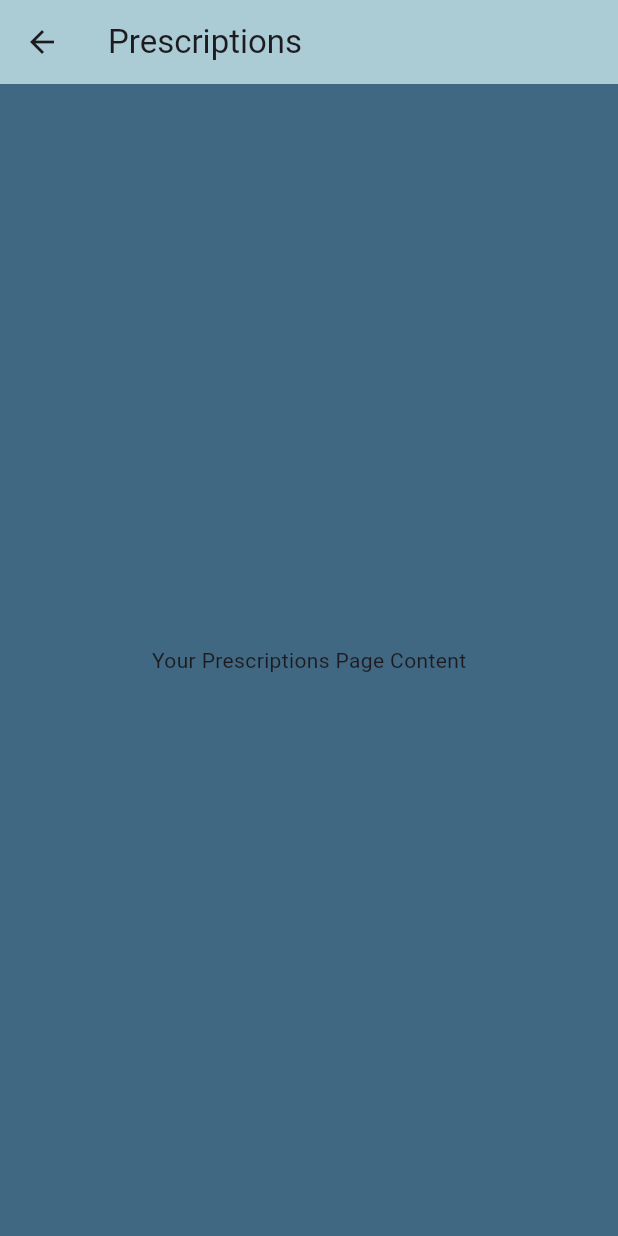
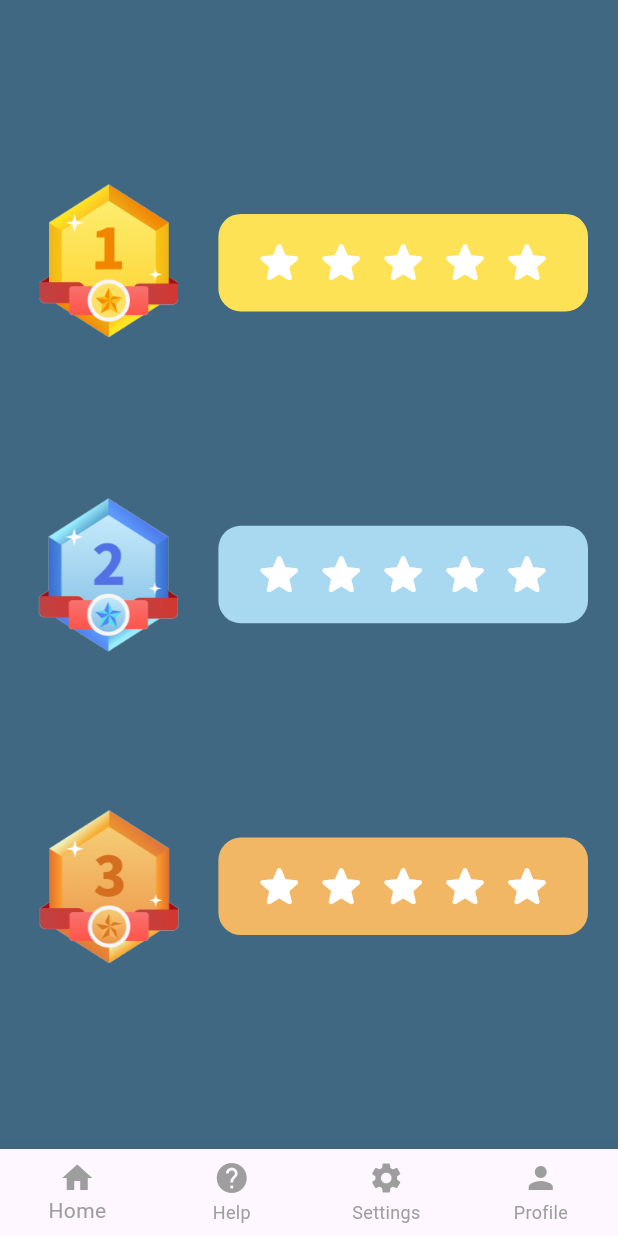
Before and after one commit to omarsaqr12/MedDigi_g, a Flutter app: the PrescriptionsPage screen opened directly, on a phone screen of 412 x 824 dp. Run offline on Flutter 3.47's test engine with Material 3 defaults, Android fonts, the phone set to English and light mode, and no system bars; our stand-ins replace image_picker.

Commit message:
Added Prescription main menu

```diff
--- a/lib/screens/cases_and_levels/cosmotics.dart
+++ /dev/null
@@ -1,20 +0,0 @@
-import 'package:flutter/material.dart';
-
-class CosmoticsPage extends StatefulWidget {
-  @override
-  _CosmoticsPageState createState() => _CosmoticsPageState();
-}
-
-class _CosmoticsPageState extends State<CosmoticsPage> {
-  @override
-  Widget build(BuildContext context) {
-    return Scaffold(
-      appBar: AppBar(
-        title: Text('Cosmotics'),
-      ),
-      body: Center(
-        child: Text('Your Cosmotics Page Content'),
-      ),
-    );
-  }
-}
--- a/lib/screens/cases_and_levels/prescriptions.dart
+++ /dev/null
@@ -1,20 +0,0 @@
-import 'package:flutter/material.dart';
-
-class PrescriptionsPage extends StatefulWidget {
-  @override
-  _PrescriptionsPageState createState() => _PrescriptionsPageState();
-}
-
-class _PrescriptionsPageState extends State<PrescriptionsPage> {
-  @override
-  Widget build(BuildContext context) {
-    return Scaffold(
-      appBar: AppBar(
-        title: Text('Prescriptions'),
-      ),
-      body: Center(
-        child: Text('Your Prescriptions Page Content'),
-      ),
-    );
-  }
-}
--- /dev/null
+++ b/lib/screens/cases_and_levels/prescriptions/prescriptions.dart
@@ -0,0 +1,177 @@
+import 'package:flutter/material.dart';
+import 'package:medigi_verse_g/screens/home.dart';
+import 'package:medigi_verse_g/screens/help.dart';
+import 'package:medigi_verse_g/screens/settings.dart';
+import 'package:medigi_verse_g/screens/profile.dart';
+import 'package:medigi_verse_g/screens/cases_and_levels/prescriptions/prescription_main_menu.dart';
+
+class PrescriptionsPage extends StatefulWidget {
+  @override
+  _PrescriptionsPageState createState() => _PrescriptionsPageState();
+}
+
+class _PrescriptionsPageState extends State<PrescriptionsPage> {
+  final List<Widget> _pages = [
+    HomePage(),
+    HelpPage(),
+    SettingsPage(),
+    ProfilePage(),
+  ];
+
+  @override
+  Widget build(BuildContext context) {
+    return Scaffold(
+      body: const SafeArea(
+        child: Center(
+          child: Padding(
+            padding: EdgeInsets.all(20.0),
+            child: Column(
+              mainAxisAlignment: MainAxisAlignment.spaceEvenly,
+              crossAxisAlignment: CrossAxisAlignment.stretch,
+              children: [
+                LevelWidget(
+                  imgNumber: 1,
+                  containerColor: Color(0xFFFDE256),
+                  levelNumber: 1,
+                ),
+                LevelWidget(
+                  imgNumber: 2,
+                  containerColor: Color(0xFFA9D8F1),
+                  levelNumber: 2,
+                ),
+                LevelWidget(
+                  imgNumber: 3,
+                  containerColor: Color(0xFFF2B764),
+                  levelNumber: 3,
+                ),
+              ],
+            ),
+          ),
+        ),
+      ),
+      bottomNavigationBar: BottomNavigationBar(
+        type: BottomNavigationBarType.fixed,
+        items: const <BottomNavigationBarItem>[
+          BottomNavigationBarItem(
+            icon: Icon(Icons.home),
+            label: 'Home',
+          ),
+          BottomNavigationBarItem(
+            icon: Icon(Icons.help),
+            label: 'Help',
+          ),
+          BottomNavigationBarItem(
+            icon: Icon(Icons.settings),
+            label: 'Settings',
+          ),
+          BottomNavigationBarItem(
+            icon: Icon(Icons.person),
+            label: 'Profile',
+          ),
+        ],
+        selectedItemColor: Colors.grey,
+        unselectedItemColor: Colors.grey,
+        onTap: (index) {
+          Navigator.pushReplacement(
+            context,
+            MaterialPageRoute(builder: (context) => _pages[index]),
+          );
+        },
+      ),
+    );
+  }
+}
+
+class LevelWidget extends StatelessWidget {
+  final int imgNumber;
+  final Color containerColor;
+  final int levelNumber;
+
+  const LevelWidget({
+    Key? key,
+    required this.imgNumber,
+    required this.containerColor,
+    required this.levelNumber,
+  }) : super(key: key);
+
+  @override
+  Widget build(BuildContext context) {
+    return Row(
+      children: [
+        Expanded(
+          flex: 3,
+          child: GestureDetector(
+            onTap: () {
+              Navigator.pushReplacement(
+                context,
+                MaterialPageRoute(
+                  builder: (context) =>
+                      PrescriptionMainMenuPage(levelNumber: levelNumber),
+                ),
+              );
+            },
+            child: Image.asset(
+              'assets/level$imgNumber.png',
+            ),
+          ),
+        ),
+        const SizedBox(
+          width: 20.0,
+        ),
+        Expanded(
+          flex: 7,
+          child: Container(
+            padding:
+                const EdgeInsets.symmetric(vertical: 15.0, horizontal: 20.0),
+            decoration: BoxDecoration(
+              color: containerColor,
+              borderRadius: const BorderRadius.all(
+                Radius.circular(15.0),
+              ),
+            ),
+            child: const Row(
+              mainAxisAlignment: MainAxisAlignment.center,
+              children: [
+                Expanded(
+                  child: Icon(
+                    Icons.star_rounded,
+                    color: Colors.white,
+                    size: 35.0,
+                  ),
+                ),
+                Expanded(
+                  child: Icon(
+                    Icons.star_rounded,
+                    color: Colors.white,
+                    size: 35.0,
+                  ),
+                ),
+                Expanded(
+                  child: Icon(
+                    Icons.star_rounded,
+                    color: Colors.white,
+                    size: 35.0,
+                  ),
+                ),
+                Expanded(
+                  child: Icon(
+                    Icons.star_rounded,
+                    color: Colors.white,
+                    size: 35.0,
+                  ),
+                ),
+                Expanded(
+                  child: Icon(
+                    Icons.star_rounded,
+                    color: Colors.white,
+                    size: 35.0,
+                  ),
+                ),
+              ],
+            ),
+          ),
+        ),
+      ],
+    );
+  }
+}
--- a/lib/screens/home.dart
+++ b/lib/screens/home.dart
@@ -4,9 +4,9 @@ import 'package:medigi_verse_g/widgets_and_constants/flutter-icons-0cca1d69/my_f
 import 'help.dart';
 import 'settings.dart';
 import 'profile.dart';
-import 'package:medigi_verse_g/screens/cases_and_levels/prescriptions.dart';
-import 'package:medigi_verse_g/screens/cases_and_levels/otc.dart';
-import 'package:medigi_verse_g/screens/cases_and_levels/cosmotics.dart';
+import 'package:medigi_verse_g/screens/cases_and_levels/prescriptions/prescriptions.dart';
+import 'package:medigi_verse_g/screens/cases_and_levels/otc/otc.dart';
+import 'package:medigi_verse_g/screens/cases_and_levels/cosmotics/cosmotics.dart';
 
 class HomePage extends StatefulWidget {
   @override
--- a/lib/screens/settings.dart
+++ b/lib/screens/settings.dart
@@ -208,7 +208,7 @@ class _SettingsPageState extends State<SettingsPage> {
                             TextButton(
                               onPressed: () {
                                 //TODO: implement logout functionality
-                                Navigator.push(
+                                Navigator.pushReplacement(
                                   context,
                                   MaterialPageRoute(
                                       builder: (context) =>
@@ -296,7 +296,7 @@ class SettingsOptionWidget extends StatelessWidget {
   Widget build(BuildContext context) {
     return TextButton(
       onPressed: () {
-        Navigator.push(
+        Navigator.pushReplacement(
           context,
           MaterialPageRoute(builder: (context) => pageToNavigate),
         );
--- a/lib/widgets_and_constants/constants.dart
+++ b/lib/widgets_and_constants/constants.dart
@@ -7,4 +7,6 @@ const Color linkColor = Color(0xFF9A55F3);
 const Color appBarColor = Color(0xFFABCCD5);
 const Color ksecondryTextColor = Color(0xFFADADAD);
 const Color kborderBottom = Color(0xFFE4E4E4);
+const Color kmainLevelMenuBackColor = Color(0xFF18374B);
+const Color kmainLevelMenuButtonColor = Color(0xFFF7726E);
 const double horizontalPadding = 15.0;
```
Also changed, not shown: lib/screens/cases_and_levels/cosmotics/cosmotics.dart (added, +155 -0 lines), lib/screens/cases_and_levels/prescriptions/prescription_main_menu.dart (added, +152 -0 lines), lib/screens/cases_and_levels/prescriptions/prescription_question.dart (added, +24 -0 lines), lib/screens/create_avatar.dart (+109 -3 lines), assets/female_avatar.png, assets/male_avatar.png, assets/pres_main_menu_f.png (added), assets/pres_question_f.png (added), lib/screens/cases_and_levels/otc/otc.dart (renamed from lib/screens/cases_and_levels/otc.dart).
